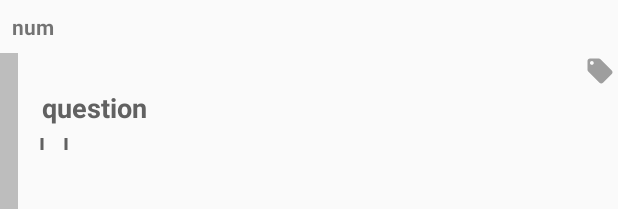
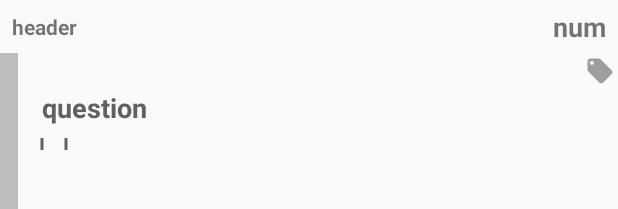
Before and after one commit to adalbero/LebenInDeutschland, an Android app: the layout question_item.xml on its own in the app's theme, with its tools: preview values and no code run, on a phone screen of 412 x 824 dp. Shown: the top 209 px of the screen. Run offline under Robolectric (Android 15) with nearby library versions, the phone set to English and light mode, and no system bars.

Commit message:
Ver 0.2.1 - Fix: search and tag, layout question num

```diff
--- a/app/src/main/res/layout/question_item.xml
+++ b/app/src/main/res/layout/question_item.xml
@@ -9,10 +9,26 @@
         android:layout_width="0dp"
         android:layout_height="wrap_content"
         android:padding="8dp"
-        android:text="num"
+        android:text="header"
         android:textSize="14sp"
         android:textStyle="bold"
         app:layout_constraintLeft_toLeftOf="parent"
+        app:layout_constraintRight_toRightOf="parent"
+        app:layout_constraintTop_toTopOf="parent" />
+
+    <TextView
+        android:id="@+id/view_num"
+        android:layout_width="wrap_content"
+        android:layout_height="0dp"
+        android:layout_marginBottom="0dp"
+        android:layout_marginRight="8dp"
+        android:layout_marginTop="0dp"
+        android:gravity="center_vertical"
+        android:text="num"
+        android:textAlignment="textEnd"
+        android:textSize="18sp"
+        android:textStyle="bold"
+        app:layout_constraintBottom_toTopOf="@+id/view_tags"
         app:layout_constraintRight_toRightOf="parent"
         app:layout_constraintTop_toTopOf="parent" />
 
@@ -157,9 +173,9 @@
             android:layout_width="320dp"
             android:layout_height="wrap_content"
             android:layout_gravity="top"
+            android:layout_marginRight="8dp"
+            android:layout_marginTop="8dp"
             android:layout_weight="0"
-            android:layout_marginTop="8dp"
-            android:layout_marginRight="8dp"
             android:minWidth="50dp"
             android:scaleType="fitStart" />
 
```
Also changed, not shown: app/src/main/java/com/adalbero/app/lebenindeutschland/QuestionViewHolder.java (+10 -1 lines), app/src/main/java/com/adalbero/app/lebenindeutschland/data/exam/Exam2Search.java (+5 -9 lines), app/src/main/java/com/adalbero/app/lebenindeutschland/data/exam/Exam2Tag.java (+4 -6 lines).
